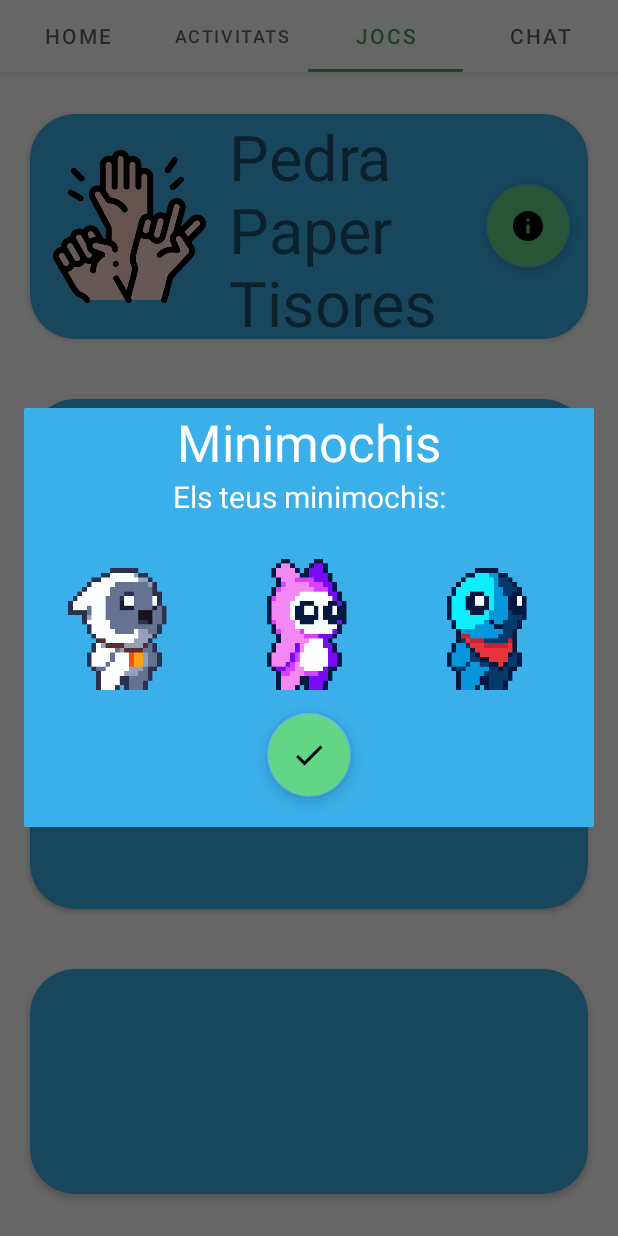
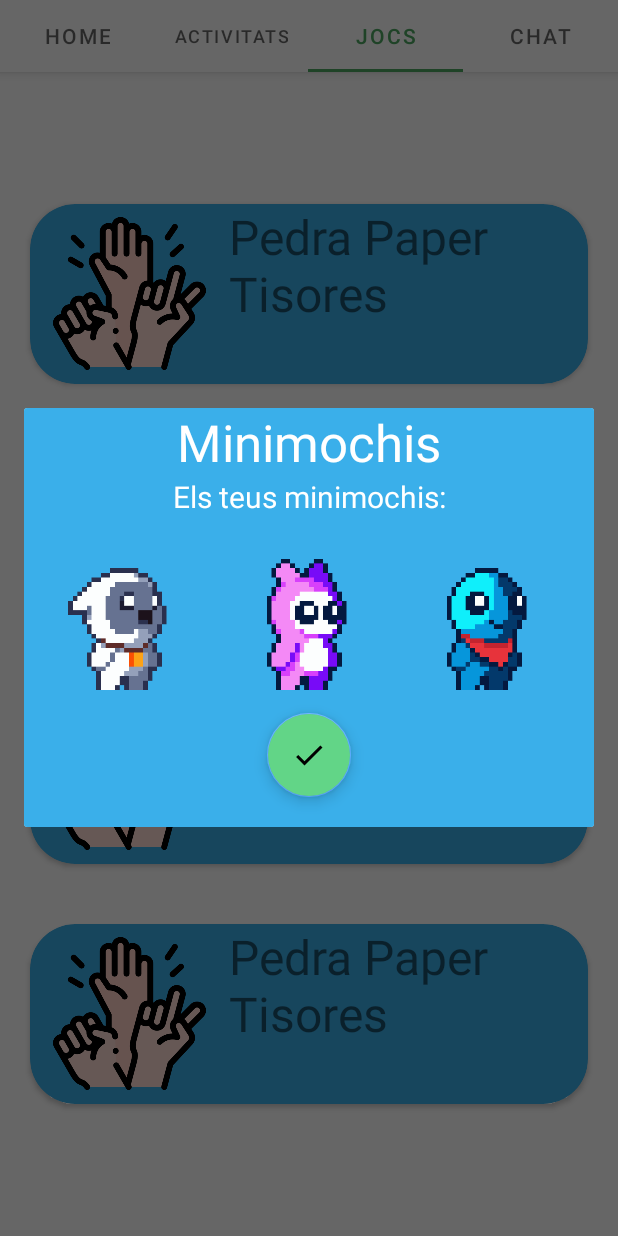
Before and after one commit to zombie23991/MiniMochis, an Android app: the screen it shows after launch (MainActivity), tab 3 chosen, on a phone screen of 412 x 824 dp. Run offline under Robolectric (Android 15) with nearby library versions, the phone set to English and light mode, and no system bars.

Commit message:
Rediseñ de tajetes sense boto info

```diff
--- a/app/src/main/res/layout/jocs_layout.xml
+++ b/app/src/main/res/layout/jocs_layout.xml
@@ -8,9 +8,8 @@
 
     <androidx.cardview.widget.CardView
         android:layout_width="match_parent"
-        android:layout_height="150dp"
+        android:layout_height="120dp"
         android:layout_margin="20dp"
-        android:padding="200dp"
         android:backgroundTint="@color/blau_suau"
         app:cardCornerRadius="30dp">
 
@@ -29,38 +28,17 @@
 
             <TextView
                 android:id="@+id/textView"
-                android:layout_width="171dp"
+                android:layout_width="238dp"
                 android:layout_height="match_parent"
                 android:text="Pedra Paper Tisores"
-                android:textSize="42sp" />
+                android:textSize="32sp" />
 
-            <com.google.android.material.floatingactionbutton.FloatingActionButton
-                android:layout_width="wrap_content"
-                android:layout_height="wrap_content"
-                android:layout_gravity="center|right"
-                android:backgroundTint="@color/verd"
-                android:src="@drawable/ic_baseline_info_24"/>
         </LinearLayout>
     </androidx.cardview.widget.CardView>
 
     <androidx.cardview.widget.CardView
         android:layout_width="match_parent"
-        android:layout_height="150dp"
-        android:layout_margin="20dp"
-        android:padding="200dp"
-        android:backgroundTint="@color/blau_suau"
-        app:cardCornerRadius="30dp">
-
-
-        <LinearLayout
-            android:layout_width="match_parent"
-            android:layout_height="match_parent"
-            android:orientation="horizontal"></LinearLayout>
-    </androidx.cardview.widget.CardView>
-
-    <androidx.cardview.widget.CardView
-        android:layout_width="match_parent"
-        android:layout_height="150dp"
+        android:layout_height="120dp"
         android:layout_margin="20dp"
         android:padding="200dp"
         android:backgroundTint="@color/blau_suau"
@@ -69,12 +47,29 @@
         <LinearLayout
             android:layout_width="match_parent"
             android:layout_height="match_parent"
-            android:orientation="horizontal"></LinearLayout>
+            android:orientation="horizontal">
+
+            <ImageView
+                android:layout_width="102dp"
+                android:layout_height="103dp"
+                android:layout_margin="15dp"
+                android:layout_gravity="center"
+                android:src="@drawable/piedrapapeltijeras" />
+
+            <TextView
+                android:id="@+id/textView2"
+                android:layout_width="243dp"
+                android:layout_height="match_parent"
+                android:text="Pedra Paper Tisores"
+                android:textSize="32sp" />
+
+        </LinearLayout>
+
     </androidx.cardview.widget.CardView>
 
     <androidx.cardview.widget.CardView
         android:layout_width="match_parent"
-        android:layout_height="150dp"
+        android:layout_height="120dp"
         android:layout_margin="20dp"
         android:padding="200dp"
         android:backgroundTint="@color/blau_suau"
@@ -83,7 +78,54 @@
         <LinearLayout
             android:layout_width="match_parent"
             android:layout_height="match_parent"
-            android:orientation="horizontal"></LinearLayout>
+            android:orientation="horizontal">
+
+            <ImageView
+                android:layout_width="102dp"
+                android:layout_height="103dp"
+                android:layout_margin="15dp"
+                android:layout_gravity="center"
+                android:src="@drawable/piedrapapeltijeras" />
+
+            <TextView
+                android:id="@+id/textView3"
+                android:layout_width="240dp"
+                android:layout_height="match_parent"
+                android:text="Pedra Paper Tisores"
+                android:textSize="32sp" />
+
+        </LinearLayout>
+    </androidx.cardview.widget.CardView>
+
+    <androidx.cardview.widget.CardView
+        android:layout_width="match_parent"
+        android:layout_height="120dp"
+        android:layout_margin="20dp"
+        android:padding="200dp"
+        android:backgroundTint="@color/blau_suau"
+        app:cardCornerRadius="30dp">
+
+        <LinearLayout
+            android:layout_width="match_parent"
+            android:layout_height="match_parent"
+            android:orientation="horizontal">
+
+            <ImageView
+                android:layout_width="102dp"
+                android:layout_height="103dp"
+                android:layout_margin="15dp"
+                android:layout_gravity="center"
+                android:src="@drawable/piedrapapeltijeras" />
+
+            <TextView
+                android:id="@+id/textView4"
+                android:layout_width="238dp"
+                android:layout_height="match_parent"
+                android:text="Pedra Paper Tisores"
+                android:textSize="32sp" />
+
+        </LinearLayout>
+
     </androidx.cardview.widget.CardView>
 
 </LinearLayout>
--- a/app/src/main/res/layout/user_msg.xml
+++ b/app/src/main/res/layout/user_msg.xml
@@ -3,8 +3,7 @@
     xmlns:app="http://schemas.android.com/apk/res-auto"
     android:id="@+id/nivellGlobal"
     android:layout_width="match_parent"
-    android:layout_height="wrap_content"
-    android:layout_gravity="right">
+    android:layout_height="wrap_content">
 
     <androidx.cardview.widget.CardView
         android:layout_width="250dp"
@@ -12,10 +11,10 @@
         android:layout_alignParentStart="true"
         android:layout_alignParentTop="true"
         android:layout_alignParentEnd="true"
-        android:layout_gravity="right"
-        android:layout_marginStart="140dp"
-        android:layout_marginTop="20dp"
-        android:layout_marginEnd="21dp"
+        android:layout_centerVertical="true"
+        android:layout_marginStart="141dp"
+        android:layout_marginTop="13dp"
+        android:layout_marginEnd="20dp"
         android:layout_marginBottom="-1dp"
         android:backgroundTint="@color/blau_suau"
         android:orientation="vertical"
```
